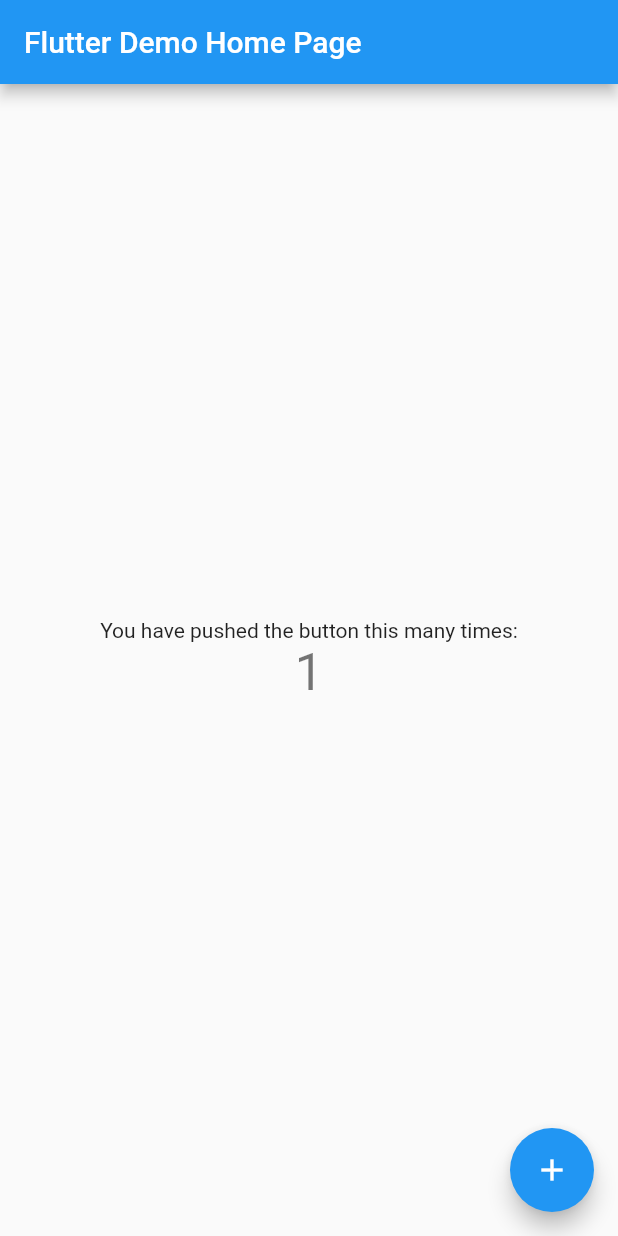
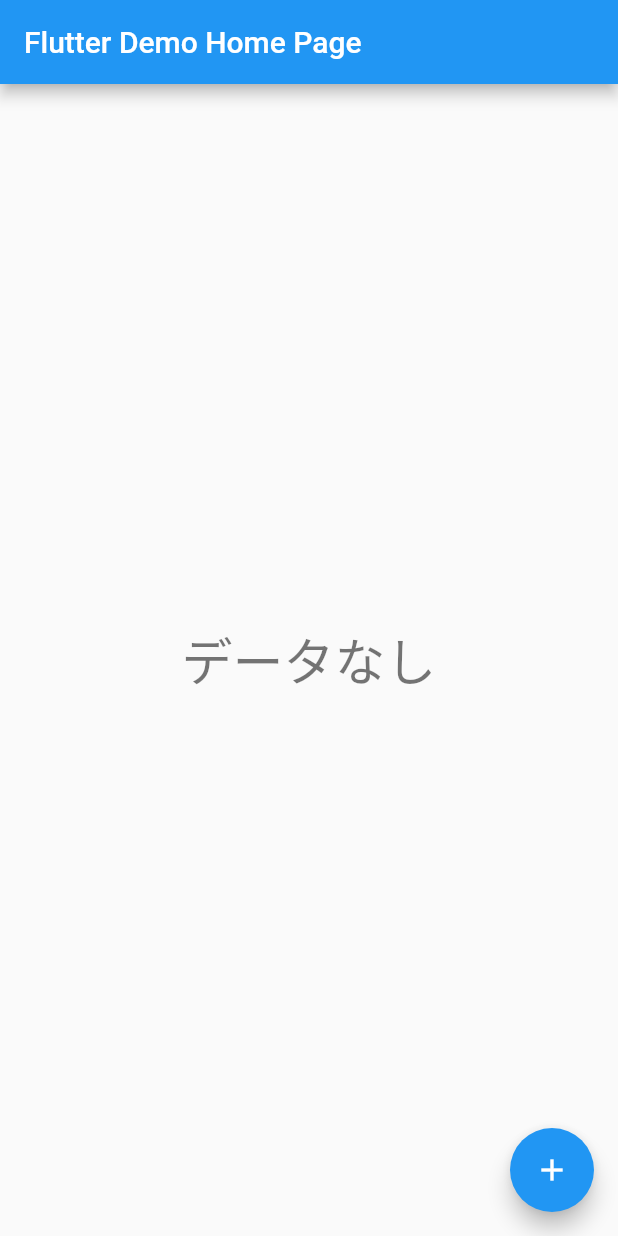
Before and after one commit to kenta-wakasa/flutter_local_server, a Flutter app: the screen it shows after launch, after a tap on the "add" icon, on a phone screen of 412 x 824 dp. Run offline on Flutter 3.47's test engine with Material 2 defaults, Android fonts, the phone set to English and light mode, and no system bars; our stand-ins replace dio; statements that could not run were skipped.

Commit message:
JSONデータをレスポンスで返せるように

```diff
--- /dev/null
+++ b/lib/local_http_server/local_http_server.dart
@@ -0,0 +1,37 @@
+import 'dart:async';
+import 'dart:convert';
+import 'dart:io';
+
+class LocalHttpServer {
+  HttpServer? _server;
+
+  Future<void> start() async {
+    if (_server != null) {
+      print('Server already started on $uri');
+      return;
+    }
+
+    await runZoned(() async {
+      _server = await HttpServer.bind('localhost', 0);
+      print(uri);
+      _server!.listen((request) async {
+        final path = request.requestedUri.path;
+        print(path);
+
+        request.response.headers.contentType = ContentType('application', 'json', charset: 'utf-8');
+
+        const json = {'name': 'こんぶ'};
+
+        request.response.add(utf8.encode(jsonEncode(json)));
+
+        await request.response.close();
+      });
+    });
+  }
+
+  int get port => _server!.port;
+
+  InternetAddress? get address => _server?.address;
+
+  Uri get uri => Uri.http('${address!.host}:$port', '');
+}
--- a/lib/main.dart
+++ b/lib/main.dart
@@ -1,29 +1,22 @@
+import 'package:dio/dio.dart';
 import 'package:flutter/material.dart';
+import 'package:flutter_local_server/local_http_server/local_http_server.dart';
+import 'package:path/path.dart' as p;
 
-void main() {
+final server = LocalHttpServer();
+Future<void> main() async {
+  await server.start();
   runApp(const MyApp());
 }
 
 class MyApp extends StatelessWidget {
   const MyApp({Key? key}) : super(key: key);
 
-  // This widget is the root of your application.
   @override
   Widget build(BuildContext context) {
     return MaterialApp(
       title: 'Flutter Demo',
-      theme: ThemeData(
-        // This is the theme of your application.
-        //
-        // Try running your application with "flutter run". You'll see the
-        // application has a blue toolbar. Then, without quitting the app, try
-        // changing the primarySwatch below to Colors.green and then invoke
-        // "hot reload" (press "r" in the console where you ran "flutter run",
-        // or simply save your changes to "hot reload" in a Flutter IDE).
-        // Notice that the counter didn't reset back to zero; the application
-        // is not restarted.
-        primarySwatch: Colors.blue,
-      ),
+      theme: ThemeData(),
       home: const MyHomePage(title: 'Flutter Demo Home Page'),
     );
   }
@@ -32,15 +25,6 @@ class MyApp extends StatelessWidget {
 class MyHomePage extends StatefulWidget {
   const MyHomePage({Key? key, required this.title}) : super(key: key);
 
-  // This widget is the home page of your application. It is stateful, meaning
-  // that it has a State object (defined below) that contains fields that affect
-  // how it looks.
-
-  // This class is the configuration for the state. It holds the values (in this
-  // case the title) provided by the parent (in this case the App widget) and
-  // used by the build method of the State. Fields in a Widget subclass are
-  // always marked "final".
-
   final String title;
 
   @override
@@ -48,68 +32,28 @@ class MyHomePage extends StatefulWidget {
 }
 
 class _MyHomePageState extends State<MyHomePage> {
-  int _counter = 0;
-
-  void _incrementCounter() {
-    setState(() {
-      // This call to setState tells the Flutter framework that something has
-      // changed in this State, which causes it to rerun the build method below
-      // so that the display can reflect the updated values. If we changed
-      // _counter without calling setState(), then the build method would not be
-      // called again, and so nothing would appear to happen.
-      _counter++;
-    });
-  }
+  Map<String, dynamic> json = {};
 
   @override
   Widget build(BuildContext context) {
-    // This method is rerun every time setState is called, for instance as done
-    // by the _incrementCounter method above.
-    //
-    // The Flutter framework has been optimized to make rerunning build methods
-    // fast, so that you can just rebuild anything that needs updating rather
-    // than having to individually change instances of widgets.
     return Scaffold(
-      appBar: AppBar(
-        // Here we take the value from the MyHomePage object that was created by
-        // the App.build method, and use it to set our appbar title.
-        title: Text(widget.title),
-      ),
+      appBar: AppBar(title: Text(widget.title)),
       body: Center(
-        // Center is a layout widget. It takes a single child and positions it
-        // in the middle of the parent.
-        child: Column(
-          // Column is also a layout widget. It takes a list of children and
-          // arranges them vertically. By default, it sizes itself to fit its
-          // children horizontally, and tries to be as tall as its parent.
-          //
-          // Invoke "debug painting" (press "p" in the console, choose the
-          // "Toggle Debug Paint" action from the Flutter Inspector in Android
-          // Studio, or the "Toggle Debug Paint" command in Visual Studio Code)
-          // to see the wireframe for each widget.
-          //
-          // Column has various properties to control how it sizes itself and
-          // how it positions its children. Here we use mainAxisAlignment to
-          // center the children vertically; the main axis here is the vertical
-          // axis because Columns are vertical (the cross axis would be
-          // horizontal).
-          mainAxisAlignment: MainAxisAlignment.center,
-          children: <Widget>[
-            const Text(
-              'You have pushed the button this many times:',
-            ),
-            Text(
-              '$_counter',
-              style: Theme.of(context).textTheme.headline4,
-            ),
-          ],
+        child: Text(
+          json['name'] ?? 'データなし',
+          style: Theme.of(context).textTheme.headline4,
         ),
       ),
       floatingActionButton: FloatingActionButton(
-        onPressed: _incrementCounter,
+        onPressed: () async {
+          final response = await Dio().get(p.join(server.uri.toString(), 'test'));
+          setState(() {
+            json = response.data;
+          });
+        },
         tooltip: 'Increment',
         child: const Icon(Icons.add),
-      ), // This trailing comma makes auto-formatting nicer for build methods.
+      ),
     );
   }
 }
```
Also changed, not shown: pubspec.yaml (+2 -66 lines), pubspec.lock.
